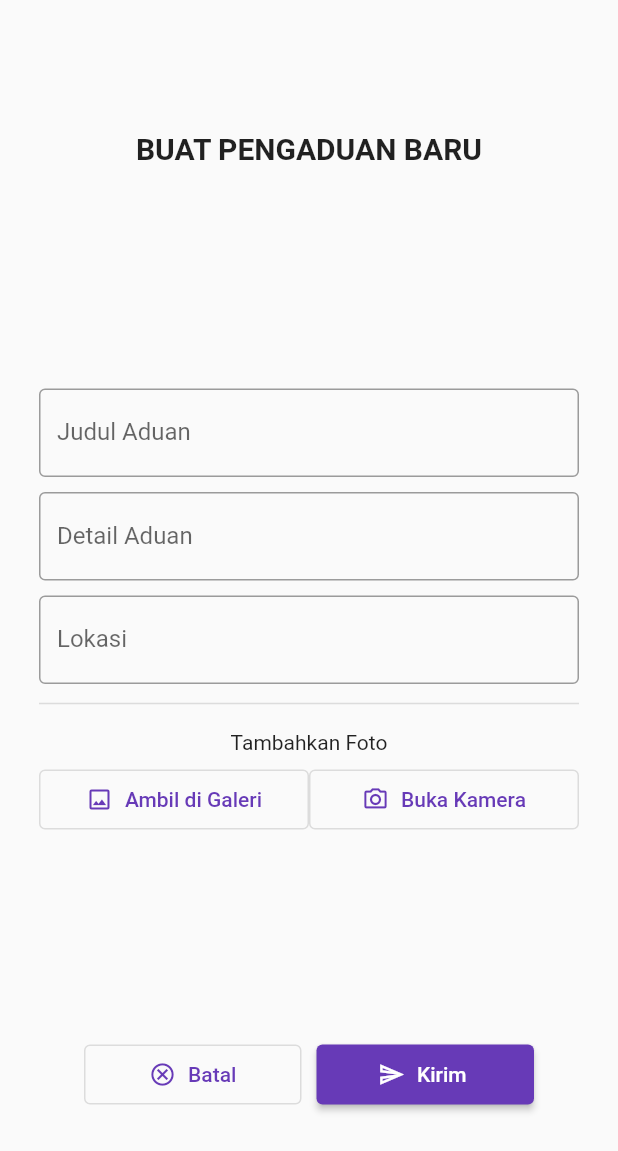
After one commit to hendikaseptio/Lapor_online, a Flutter app: the Add_aduan screen opened directly, after a tap on "Ambil di Galeri", on a phone screen of 412 x 824 dp. The commit adds this screen. Shown: the top 1151 px of the screen. Run offline on Flutter 3.47's test engine with Material 2 defaults, Android fonts, the phone set to English and light mode, and no system bars.

Commit message:
menambah halaman input pengaduan

```diff
--- a/lib/home.dart
+++ b/lib/home.dart
@@ -1,5 +1,5 @@
 import 'package:flutter/material.dart';
-import 'profile.dart';
+import 'pengaduan.dart';
 
 class Home extends StatelessWidget {
   const Home({super.key});
@@ -39,15 +39,15 @@ class Home extends StatelessWidget {
                           onPressed: () {
                             // Respond to button press
                           },
-                          icon: Icon(Icons.edit_outlined, size: 18),
-                          label: Text("Edit"),
+                          icon: const  Icon(Icons.edit_outlined, size: 18),
+                          label: const Text("Edit"),
                         ),
                         TextButton.icon(
                           onPressed: () {
                             // Respond to button press
                           },
-                          icon: Icon(Icons.delete_outline_outlined, size: 18),
-                          label: Text("Hapus"),
+                          icon: const Icon(Icons.delete_outline_outlined, size: 18),
+                          label: const Text("Hapus"),
                         ),
                       ],
                     ),
@@ -81,15 +81,15 @@ class Home extends StatelessWidget {
                           onPressed: () {
                             // Respond to button press
                           },
-                          icon: Icon(Icons.edit_outlined, size: 18),
-                          label: Text("Edit"),
+                          icon: const  Icon(Icons.edit_outlined, size: 18),
+                          label: const  Text("Edit"),
                         ),
                         TextButton.icon(
                           onPressed: () {
                             // Perform some action
                           },
-                          icon: Icon(Icons.delete_outline_outlined, size: 18),
-                          label: Text('Hapus'),
+                          icon: const  Icon(Icons.delete_outline_outlined, size: 18),
+                          label: const  Text('Hapus'),
                         ),
                       ],
                     ),
@@ -105,9 +105,13 @@ class Home extends StatelessWidget {
         foregroundColor: Colors.white,
         mini: true,
         onPressed: () {
-          // Respond to button press
+          Navigator.of(context).push(
+            MaterialPageRoute(
+              builder: (context) => const Add_aduan(),
+            ),
+          );
         },
-        child: Icon(Icons.add),
+        child: const Icon(Icons.add_outlined),
       ),
     );
   }
--- /dev/null
+++ b/lib/pengaduan.dart
@@ -0,0 +1,208 @@
+import 'package:flutter/material.dart';
+import 'profile.dart';
+
+class Add_aduan extends StatefulWidget {
+  const Add_aduan({super.key});
+
+  @override
+  State<Add_aduan> createState() => _Add_aduanState();
+}
+
+class _Add_aduanState extends State<Add_aduan> {
+  List<String> ListJenis = [
+    "Lingkungan",
+    "Konstruksi",
+    "Keyamanan",
+    "Solok",
+    "Sawah Lunto",
+    "Padang Panjang"
+  ];
+  @override
+  Widget build(BuildContext context) {
+    return Scaffold(
+        body: SafeArea(
+            minimum: const EdgeInsets.all(16.0),
+            child: Center(
+              child: Column(
+                mainAxisAlignment: MainAxisAlignment.spaceAround,
+                children: [
+                  Text(
+                    "BUAT PENGADUAN BARU",
+                    style: const TextStyle(
+                        fontWeight: FontWeight.bold, fontSize: 20),
+                  ),
+                  Padding(
+                      padding: EdgeInsets.symmetric(horizontal: 10.0),
+                      child: Column(
+                        children: [
+                          Container(
+                            margin: const EdgeInsets.symmetric(vertical: 5.0),
+                            child: TextFormField(
+                              decoration: const InputDecoration(
+                                // icon: Icon(Icons.email_outlined),
+                                hintText: 'Masukkan Judul Aduan',
+                                labelText: 'Judul Aduan',
+                                border: OutlineInputBorder(),
+                              ),
+                              onSaved: (String? value) {
+                                // This optional block of code can be used to run
+                                // code when the user saves the form.
+                              },
+                            ),
+                          ),
+                          Container(
+                            margin: const EdgeInsets.symmetric(vertical: 5.0),
+                            child: TextFormField(
+                              decoration: const InputDecoration(
+                                hintText: 'Detail Aduan',
+                                labelText: 'Detail Aduan',
+                                border: OutlineInputBorder(),
+                              ),
+                              onSaved: (String? value) {
+                                // This optional block of code can be used to run
+                                // code when the user saves the form.
+                              },
+                            ),
+                          ),
+                          Container(
+                            margin: const EdgeInsets.symmetric(vertical: 5.0),
+                            child: TextFormField(
+                              decoration: const InputDecoration(
+                                hintText: 'Lokasi',
+                                labelText: 'Lokasi',
+                                border: OutlineInputBorder(),
+                              ),
+                              onSaved: (String? value) {
+                                // This optional block of code can be used to run
+                                // code when the user saves the form.
+                              },
+                            ),
+                          ),
+                          const Divider(
+                            thickness: 1,
+                          ),
+                          Padding(
+                            padding: EdgeInsets.symmetric(vertical: 10.0),
+                            child: Text(
+                              "Tambahkan Foto",
+                              textAlign: TextAlign.left,
+                            ),
+                          ),
+                          Row(
+                            children: [
+                              Expanded(
+                                child: SizedBox(
+                                  height: 40,
+                                  child: OutlinedButton.icon(
+                                    onPressed: () {
+                                      // Respond to button press
+                                    },
+                                    icon: Icon(Icons.image_outlined, size: 18),
+                                    label: Text("Ambil di Galeri"),
+                                    style: ButtonStyle(
+                                      overlayColor: MaterialStateProperty
+                                          .resolveWith<Color?>(
+                                        (Set<MaterialState> states) {
+                                          if (states
+                                              .contains(MaterialState.pressed))
+                                            return Colors
+                                                .purpleAccent; //<-- SEE HERE
+                                          return null; // Defer to the widget's default.
+                                        },
+                                      ),
+                                    ),
+                                  ),
+                                ),
+                              ),
+                              Expanded(
+                                child: SizedBox(
+                                  height: 40,
+                                  child: OutlinedButton.icon(
+                                    onPressed: () {
+                                      // Respond to button press
+                                    },
+                                    icon: Icon(Icons.photo_camera_outlined,
+                                        size: 18),
+                                    label: Text("Buka Kamera"),
+                                    style: ButtonStyle(
+                                      overlayColor: MaterialStateProperty
+                                          .resolveWith<Color?>(
+                                        (Set<MaterialState> states) {
+                                          if (states
+                                              .contains(MaterialState.pressed))
+                                            return Colors
+                                                .purpleAccent; //<-- SEE HERE
+                                          return null; // Defer to the widget's default.
+                                        },
+                                      ),
+                                    ),
+                                  ),
+                                ),
+                              ),
+                            ],
+                          )
+                        ],
+                      )),
+                  Padding(
+                    padding: EdgeInsets.symmetric(horizontal: 40.0),
+                    child: Row(
+                        mainAxisAlignment: MainAxisAlignment.spaceBetween,
+                        children: [
+                          Expanded(
+                            child: SizedBox(
+                              height: 40,
+                              child: OutlinedButton.icon(
+                                onPressed: () {
+                                  // Respond to button press
+                                },
+                                icon: Icon(Icons.cancel_outlined, size: 18),
+                                label: Text("Batal"),
+                                style: ButtonStyle(
+                                  overlayColor:
+                                      MaterialStateProperty.resolveWith<Color?>(
+                                    (Set<MaterialState> states) {
+                                      if (states
+                                          .contains(MaterialState.pressed))
+                                        return Colors
+                                            .purpleAccent; //<-- SEE HERE
+                                      return null; // Defer to the widget's default.
+                                    },
+                                  ),
+                                ),
+                              ),
+                            ),
+                          ),
+                          SizedBox(
+                            width: 10,
+                          ),
+                          Expanded(
+                            child: SizedBox(
+                              height: 40,
+                              child: ElevatedButton.icon(
+                                onPressed: () {
+                                  //
+                                },
+                                icon: Icon(Icons.send_outlined, size: 18),
+                                label: Text("Kirim"),
+                                style: ButtonStyle(
+                                  overlayColor:
+                                      MaterialStateProperty.resolveWith<Color?>(
+                                    (Set<MaterialState> states) {
+                                      if (states
+                                          .contains(MaterialState.pressed))
+                                        return Colors
+                                            .purpleAccent; //<-- SEE HERE
+                                      return null; // Defer to the widget's default.
+                                    },
+                                  ),
+                                ),
+                              ),
+                            ),
+                          ),
+                        ]),
+                  ),
+                ],
+              ),
+            )));
+  }
+}
```
